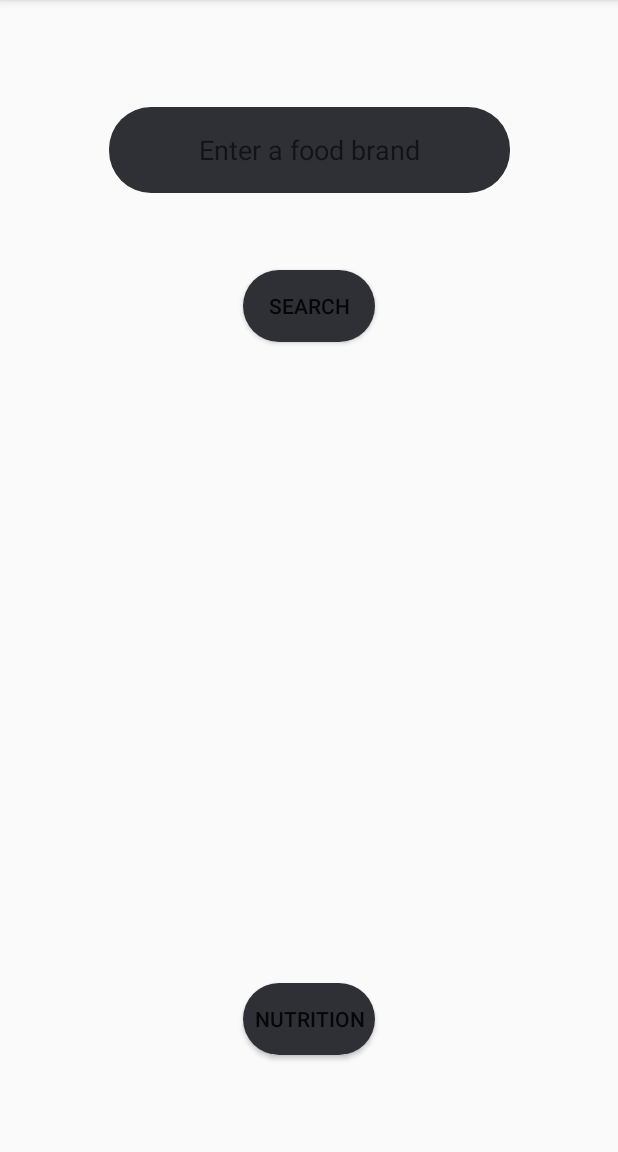
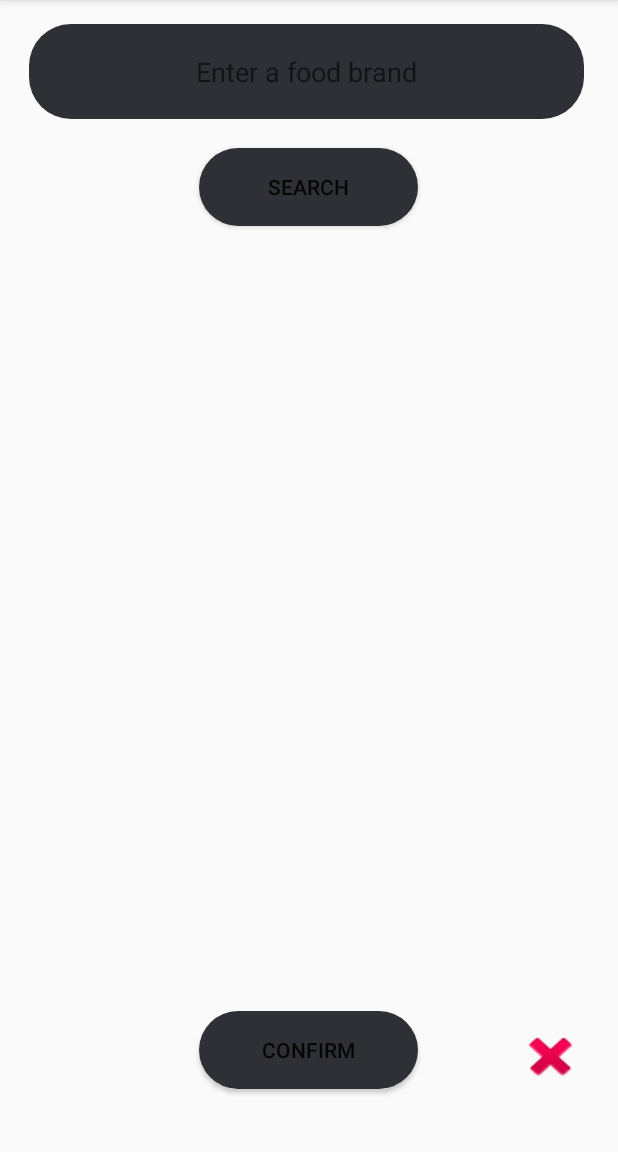
Before and after one commit to YassinMahouti/E-Health-Android-App, an Android app: the screen it shows after launch (MainActivity), on a phone screen of 412 x 824 dp, the part 84-1236 px from its top. Run offline under Robolectric (Android 15) with nearby library versions, the light colour scheme and no system bars; our stand-ins replace Picasso, Volley; pictures from the network do not load.

Commit message:
Layout aangepast, image wordt nu getoond wanneer or op confirm wordt geclicked en textview worden gecleared wanneer op de verwijder button wordt geclicked. Samen met Amer gemaakt, door (bart).

```diff
--- a/src/main/java/com/example/foodchecker/MainActivity.java
+++ b/src/main/java/com/example/foodchecker/MainActivity.java
@@ -6,6 +6,7 @@ import android.os.Bundle;
 import android.view.View;
 import android.widget.Button;
 import android.widget.EditText;
+import android.widget.ImageView;
 import android.widget.TextView;
 import android.widget.Toast;
 
@@ -15,6 +16,7 @@ import com.android.volley.Response;
 import com.android.volley.VolleyError;
 import com.android.volley.toolbox.JsonObjectRequest;
 import com.android.volley.toolbox.Volley;
+import com.squareup.picasso.Picasso;
 
 import org.json.JSONArray;
 import org.json.JSONException;
@@ -32,7 +34,8 @@ public class MainActivity extends AppCompatActivity {
     // Toon nutrition op basis van id
 
     private static final String BASE_URL_SEARCH = "https://api.spoonacular.com/food/products/search";
-    private static final String API_KEY = "apiKey=042f21f13acd4749b106f4af1dd52728";
+    //private static final String API_KEY = "apiKey=042f21f13acd4749b106f4af1dd52728";
+    private static final String API_KEY = "apiKey=bd789f29c279480fb2a12b1d4102c658";
 
     // test
 //    private static final String TEST = "https://api.spoonacular.com/food/products/22347?";
@@ -40,8 +43,10 @@ public class MainActivity extends AppCompatActivity {
 
 
     private EditText mEditTextInput;
+    private TextView mTextViewNutrition;
     private TextView mTextViewFoodResult;
     private RequestQueue mRequestQueue;
+    private String Image ="";
 
     private String userInput = "";
     private String foodId;
@@ -52,11 +57,27 @@ public class MainActivity extends AppCompatActivity {
         setContentView(R.layout.activity_main);
 
         mEditTextInput = findViewById(R.id.editTextInput);
+
         mTextViewFoodResult = findViewById(R.id.textViewFoodResult);
-        Button buttonSearch = findViewById(R.id.buttonFetchFood);
-        Button buttonDetails = findViewById(R.id.buttonFetchDetails);
+        mTextViewNutrition = findViewById(R.id.textViewNutrition);
+        final Button buttonSearch = findViewById(R.id.buttonFetchFood);
+        final Button buttonDetails = findViewById(R.id.buttonFetchDetails);
+        final ImageView imageView = (ImageView) findViewById(R.id.imageView);
+        final Button BtnClear = findViewById(R.id.BtnClear);
+        //Picasso.get().load(Image).into(imageView);
+        mRequestQueue = Volley.newRequestQueue(this);
 
-        mRequestQueue = Volley.newRequestQueue(this);
+        BtnClear.setOnClickListener(new View.OnClickListener(){
+
+            @Override
+            public void onClick(View v) {
+
+                mTextViewNutrition.setText("");
+                mTextViewFoodResult.setText("");
+                imageView.setImageResource(0);
+
+            }
+        });
 
         buttonSearch.setOnClickListener(new View.OnClickListener() {
             @Override
@@ -64,6 +85,8 @@ public class MainActivity extends AppCompatActivity {
                 userInput = mEditTextInput.getText().toString().trim();
 
                 jsonAnalyser();
+
+
             }
         });
 
@@ -72,9 +95,15 @@ public class MainActivity extends AppCompatActivity {
             public void onClick(View v) {
 
                 jsonAnalyserDetails();
+
+                Picasso.get().load(Image).into(imageView);
+
+
+
             }
         });
     }
+
 
     private void jsonAnalyser() {
         JsonObjectRequest objectRequest = new JsonObjectRequest(Request.Method.GET, BASE_URL_SEARCH + "?" + API_KEY + "&query=" + userInput + "&number=1", null,
@@ -92,8 +121,11 @@ public class MainActivity extends AppCompatActivity {
                                 String title = product.getString("title");
                                 String image = product.getString("image");
 
-                                mTextViewFoodResult.append(title + "\n" + image + "\n\n");
+                                Image = image;
+
+                                mTextViewFoodResult.append(title + "\n");
                             }
+
                         } catch (JSONException e) {
                             e.printStackTrace();
                         }
@@ -106,6 +138,7 @@ public class MainActivity extends AppCompatActivity {
         });
 
         mRequestQueue.add(objectRequest);
+
     }
 
     private void jsonAnalyserDetails() {
@@ -156,7 +189,7 @@ public class MainActivity extends AppCompatActivity {
                             } catch (JSONException e) { serving_size = "N.A.";
                             }
 
-                            mTextViewFoodResult.append("Calories: " + calories + "\nFat: " + fat + "\nProtein: " + protein + "\nCarbs: " + carbs + "\nServing Size: " + serving_size);
+                            mTextViewNutrition.append("Calories: " + calories + "\nFat: " + fat + "\nProtein: " + protein + "\nCarbs: " + carbs + "\nServing Size: " + serving_size);
 
 
 //                            String protein = (String) jsonObject.get("protein");
@@ -175,7 +208,7 @@ public class MainActivity extends AppCompatActivity {
                                 String title = nutrients.getString("title");
                                 String amount = nutrients.getString("amount");
 
-                                mTextViewFoodResult.append(title + "\n" + amount);
+                                mTextViewNutrition.append(title + "\n" + amount);
                             }
                         } catch (JSONException e) {
                             e.printStackTrace();
--- /dev/null
+++ b/src/main/java/com/example/foodchecker/MainActivityTest.java
@@ -0,0 +1,5 @@
+package com.example.foodchecker;
+
+public class MainActivityTest {
+
+}
--- a/src/main/res/layout/activity_main.xml
+++ b/src/main/res/layout/activity_main.xml
@@ -1,4 +1,5 @@
 <?xml version="1.0" encoding="utf-8"?>
+
 <androidx.constraintlayout.widget.ConstraintLayout xmlns:android="http://schemas.android.com/apk/res/android"
     xmlns:app="http://schemas.android.com/apk/res-auto"
     xmlns:tools="http://schemas.android.com/tools"
@@ -6,48 +7,50 @@
     android:layout_height="match_parent"
     tools:context=".MainActivity">
 
+
     <Button
         android:id="@+id/buttonFetchDetails"
-        android:layout_width="wrap_content"
-        android:layout_height="wrap_content"
+        android:layout_width="146dp"
+        android:layout_height="52dp"
         android:background="@android:drawable/toast_frame"
-        android:text="Nutrition"
+        android:text="CONFIRM"
         app:layout_constraintBottom_toBottomOf="parent"
         app:layout_constraintEnd_toEndOf="parent"
-        app:layout_constraintHorizontal_bias="0.5"
+        app:layout_constraintHorizontal_bias="0.498"
         app:layout_constraintStart_toStartOf="parent"
         app:layout_constraintTop_toTopOf="parent"
-        app:layout_constraintVertical_bias="0.90999997" />
+        app:layout_constraintVertical_bias="0.941" />
 
     <TextView
         android:id="@+id/textViewFoodResult"
-        android:layout_width="wrap_content"
-        android:layout_height="wrap_content"
+        android:layout_width="370dp"
+        android:layout_height="99dp"
         android:gravity="center"
         android:textSize="16sp"
         app:layout_constraintBottom_toBottomOf="parent"
+        app:layout_constraintHorizontal_bias="0.634"
         app:layout_constraintLeft_toLeftOf="parent"
         app:layout_constraintRight_toRightOf="parent"
         app:layout_constraintTop_toTopOf="parent"
-        app:layout_constraintVertical_bias="0.39999998" />
+        app:layout_constraintVertical_bias="0.537" />
 
     <Button
         android:id="@+id/buttonFetchFood"
-        android:layout_width="wrap_content"
-        android:layout_height="wrap_content"
+        android:layout_width="146dp"
+        android:layout_height="52dp"
         android:background="@android:drawable/toast_frame"
         android:text="Search"
         app:layout_constraintBottom_toBottomOf="parent"
         app:layout_constraintEnd_toEndOf="parent"
-        app:layout_constraintHorizontal_bias="0.5"
+        app:layout_constraintHorizontal_bias="0.498"
         app:layout_constraintStart_toStartOf="parent"
         app:layout_constraintTop_toTopOf="parent"
-        app:layout_constraintVertical_bias="0.25" />
+        app:layout_constraintVertical_bias="0.138" />
 
     <EditText
         android:id="@+id/editTextInput"
-        android:layout_width="267dp"
-        android:layout_height="57dp"
+        android:layout_width="370dp"
+        android:layout_height="63dp"
         android:background="@android:drawable/toast_frame"
         android:ems="10"
         android:gravity="center"
@@ -55,21 +58,52 @@
         android:inputType="textPersonName"
         app:layout_constraintBottom_toBottomOf="parent"
         app:layout_constraintEnd_toEndOf="parent"
-        app:layout_constraintHorizontal_bias="0.5"
+        app:layout_constraintHorizontal_bias="0.457"
         app:layout_constraintStart_toStartOf="parent"
         app:layout_constraintTop_toTopOf="parent"
-        app:layout_constraintVertical_bias="0.100000024" />
+        app:layout_constraintVertical_bias="0.023" />
 
     <ImageView
         android:id="@+id/imageView"
+        android:layout_width="370dp"
+        android:layout_height="154dp"
+        android:gravity="center"
+        android:textSize="16sp"
+        app:layout_constraintBottom_toTopOf="@+id/textViewFoodResult"
+        app:layout_constraintHorizontal_bias="0.609"
+        app:layout_constraintLeft_toLeftOf="parent"
+        app:layout_constraintRight_toRightOf="parent"
+        app:layout_constraintTop_toBottomOf="@+id/buttonFetchFood" />
+
+    <TextView
+        android:id="@+id/textViewNutrition"
+        android:layout_width="371dp"
+        android:layout_height="135dp"
+        android:gravity="center"
+        app:layout_constraintBottom_toTopOf="@+id/buttonFetchDetails"
+        app:layout_constraintEnd_toEndOf="parent"
+        app:layout_constraintHorizontal_bias="0.609"
+        app:layout_constraintStart_toStartOf="parent"
+        app:layout_constraintTop_toBottomOf="@+id/textViewFoodResult"
+        app:layout_constraintVertical_bias="0.0" />
+
+    <androidx.constraintlayout.widget.Guideline
+        android:id="@+id/guideline"
         android:layout_width="wrap_content"
         android:layout_height="wrap_content"
-        android:gravity="center"
-        android:textSize="16sp"
+        android:orientation="vertical"
+        app:layout_constraintGuide_begin="20dp" />
+
+    <Button
+        android:id="@+id/BtnClear"
+        android:layout_width="46dp"
+        android:layout_height="42dp"
+        android:background="@android:drawable/ic_delete"
         app:layout_constraintBottom_toBottomOf="parent"
-        app:layout_constraintLeft_toLeftOf="parent"
-        app:layout_constraintRight_toRightOf="parent"
+        app:layout_constraintEnd_toEndOf="parent"
+        app:layout_constraintHorizontal_bias="0.747"
+        app:layout_constraintStart_toEndOf="@+id/buttonFetchDetails"
         app:layout_constraintTop_toTopOf="parent"
-        app:layout_constraintVertical_bias="0.6" />
+        app:layout_constraintVertical_bias="0.941" />
 
 </androidx.constraintlayout.widget.ConstraintLayout>
```
Also changed, not shown: 1 other file.
